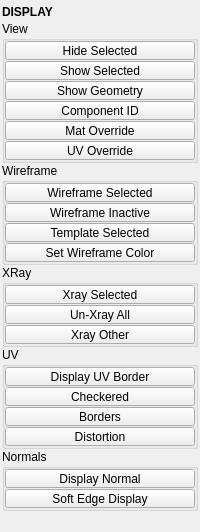
Before: the Qt Designer form tentacle/ui/display.ui in m3trik/tentacle, drawn with Qt 5.
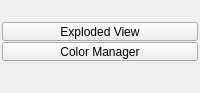
After: the same form once the commit is applied. Custom widgets are drawn as their Qt base class.

What changed in the file:
```diff
--- a/tentacle/ui/display.ui
+++ b/tentacle/ui/display.ui
@@ -10,7 +10,7 @@
     <x>0</x>
     <y>0</y>
     <width>200</width>
-    <height>355</height>
+    <height>93</height>
    </rect>
   </property>
   <property name="tabShape">
@@ -30,6 +30,9 @@
     </size>
    </property>
    <layout class="QVBoxLayout" name="verticalLayout_2">
+    <property name="spacing">
+     <number>2</number>
+    </property>
     <property name="leftMargin">
      <number>2</number>
     </property>
@@ -42,16 +45,13 @@
     <property name="bottomMargin">
      <number>2</number>
     </property>
-    <property name="spacing">
-     <number>2</number>
-    </property>
     <item>
      <layout class="QVBoxLayout" name="verticalLayout">
       <property name="spacing">
-       <number>0</number>
+       <number>1</number>
       </property>
       <item>
-       <widget class="Header" name="header">
+       <widget class="Header" name="header" native="true">
         <property name="minimumSize">
          <size>
           <width>0</width>
@@ -64,532 +64,53 @@
           <bold>true</bold>
          </font>
         </property>
-        <property name="text">
+        <property name="text" stdset="0">
          <string>DISPLAY</string>
         </property>
        </widget>
       </item>
       <item>
-       <widget class="QGroupBox" name="View">
-        <property name="title">
-         <string>View</string>
+       <widget class="QPushButton" name="b013">
+        <property name="minimumSize">
+         <size>
+          <width>0</width>
+          <height>19</height>
+         </size>
         </property>
-        <layout class="QVBoxLayout" name="verticalLayout_3">
-         <property name="spacing">
-          <number>1</number>
-         </property>
-         <property name="leftMargin">
-          <number>0</number>
-         </property>
-         <property name="topMargin">
-          <number>0</number>
-         </property>
-         <property name="rightMargin">
-          <number>0</number>
-         </property>
-         <property name="bottomMargin">
-          <number>0</number>
-         </property>
-         <item>
-          <widget class="QPushButton" name="b002">
-           <property name="minimumSize">
-            <size>
-             <width>0</width>
-             <height>19</height>
-            </size>
-           </property>
-           <property name="maximumSize">
-            <size>
-             <width>16777215</width>
-             <height>19</height>
-            </size>
-           </property>
-           <property name="text">
-            <string>Hide Selected</string>
-           </property>
-          </widget>
-         </item>
-         <item>
-          <widget class="QPushButton" name="b003">
-           <property name="minimumSize">
-            <size>
-             <width>0</width>
-             <height>19</height>
-            </size>
-           </property>
-           <property name="maximumSize">
-            <size>
-             <width>16777215</width>
-             <height>19</height>
-            </size>
-           </property>
-           <property name="text">
-            <string>Show Selected</string>
-           </property>
-          </widget>
-         </item>
-         <item>
-          <widget class="QPushButton" name="b004">
-           <property name="minimumSize">
-            <size>
-             <width>0</width>
-             <height>19</height>
-            </size>
-           </property>
-           <property name="maximumSize">
-            <size>
-             <width>16777215</width>
-             <height>19</height>
-            </size>
-           </property>
-           <property name="text">
-            <string>Show Geometry</string>
-           </property>
-          </widget>
-         </item>
-         <item>
-          <widget class="QPushButton" name="b011">
-           <property name="minimumSize">
-            <size>
-             <width>0</width>
-             <height>19</height>
-            </size>
-           </property>
-           <property name="maximumSize">
-            <size>
-             <width>16777215</width>
-             <height>19</height>
-            </size>
-           </property>
-           <property name="text">
-            <string>Component ID</string>
-           </property>
-          </widget>
-         </item>
-         <item>
-          <widget class="QPushButton" name="b009">
-           <property name="minimumSize">
-            <size>
-             <width>0</width>
-             <height>19</height>
-            </size>
-           </property>
-           <property name="maximumSize">
-            <size>
-             <width>16777215</width>
-             <height>19</height>
-            </size>
-           </property>
-           <property name="toolTip">
-            <string>Material Override</string>
-           </property>
-           <property name="text">
-            <string>Mat Override</string>
-           </property>
-          </widget>
-         </item>
-         <item>
-          <widget class="QPushButton" name="chk000">
-           <property name="minimumSize">
-            <size>
-             <width>0</width>
-             <height>19</height>
-            </size>
-           </property>
-           <property name="maximumSize">
-            <size>
-             <width>16777215</width>
-             <height>19</height>
-            </size>
-           </property>
-           <property name="toolTip">
-            <string>Material Override: Override with UV checker</string>
-           </property>
-           <property name="text">
-            <string>UV Override</string>
-           </property>
-          </widget>
-         </item>
-        </layout>
-       </widget>
-      </item>
-      <item>
-       <widget class="QGroupBox" name="Wireframe">
-        <property name="title">
-         <string>Wireframe</string>
+        <property name="maximumSize">
+         <size>
+          <width>16777215</width>
+          <height>19</height>
+         </size>
         </property>
-        <layout class="QVBoxLayout" name="verticalLayout_6">
-         <property name="spacing">
-          <number>1</number>
-         </property>
-         <property name="leftMargin">
-          <number>0</number>
-         </property>
-         <property name="topMargin">
-          <number>0</number>
-         </property>
-         <property name="rightMargin">
-          <number>0</number>
-         </property>
-         <property name="bottomMargin">
-          <number>0</number>
-         </property>
-         <item>
-          <widget class="QPushButton" name="b001">
-           <property name="minimumSize">
-            <size>
-             <width>0</width>
-             <height>19</height>
-            </size>
-           </property>
-           <property name="maximumSize">
-            <size>
-             <width>16777215</width>
-             <height>19</height>
-            </size>
-           </property>
-           <property name="toolTip">
-            <string>Toggle wireframe on all selected objects.</string>
-           </property>
-           <property name="text">
-            <string>Wireframe Selected</string>
-           </property>
-          </widget>
-         </item>
-         <item>
-          <widget class="QPushButton" name="b012">
-           <property name="minimumSize">
-            <size>
-             <width>0</width>
-             <height>19</height>
-            </size>
-           </property>
-           <property name="maximumSize">
-            <size>
-             <width>16777215</width>
-             <height>19</height>
-            </size>
-           </property>
-           <property name="toolTip">
-            <string>Shaded on active (selected) obhects only</string>
-           </property>
-           <property name="text">
-            <string>Wireframe Inactive</string>
-           </property>
-          </widget>
-         </item>
-         <item>
-          <widget class="QPushButton" name="b021">
-           <property name="minimumSize">
-            <size>
-             <width>0</width>
-             <height>19</height>
-            </size>
-           </property>
-           <property name="maximumSize">
-            <size>
-             <width>16777215</width>
-             <height>19</height>
-            </size>
-           </property>
-           <property name="text">
-            <string>Template Selected</string>
-           </property>
-          </widget>
-         </item>
-         <item>
-          <widget class="QPushButton" name="b000">
-           <property name="minimumSize">
-            <size>
-             <width>0</width>
-             <height>19</height>
-            </size>
-           </property>
-           <property name="maximumSize">
-            <size>
-             <width>16777215</width>
-             <height>19</height>
-            </size>
-           </property>
-           <property name="toolTip">
-            <string>Set the wireframe color of all selected objects.</string>
-           </property>
-           <property name="text">
-            <string>Set Wireframe Color</string>
-           </property>
-          </widget>
-         </item>
-        </layout>
-       </widget>
-      </item>
-      <item>
-       <widget class="QGroupBox" name="XRay">
-        <property name="title">
-         <string>XRay</string>
+        <property name="toolTip">
+         <string>Open the exploded view window.</string>
         </property>
-        <layout class="QVBoxLayout" name="verticalLayout_5">
-         <property name="spacing">
-          <number>1</number>
-         </property>
-         <property name="leftMargin">
-          <number>0</number>
-         </property>
-         <property name="topMargin">
-          <number>0</number>
-         </property>
-         <property name="rightMargin">
-          <number>0</number>
-         </property>
-         <property name="bottomMargin">
-          <number>0</number>
-         </property>
-         <item>
-          <widget class="QPushButton" name="b005">
-           <property name="minimumSize">
-            <size>
-             <width>0</width>
-             <height>19</height>
-            </size>
-           </property>
-           <property name="maximumSize">
-            <size>
-             <width>16777215</width>
-             <height>19</height>
-            </size>
-           </property>
-           <property name="text">
-            <string>Xray Selected</string>
-           </property>
-          </widget>
-         </item>
-         <item>
-          <widget class="QPushButton" name="b006">
-           <property name="minimumSize">
-            <size>
-             <width>0</width>
-             <height>19</height>
-            </size>
-           </property>
-           <property name="maximumSize">
-            <size>
-             <width>16777215</width>
-             <height>19</height>
-            </size>
-           </property>
-           <property name="text">
-            <string>Un-Xray All</string>
-           </property>
-          </widget>
-         </item>
-         <item>
-          <widget class="QPushButton" name="b007">
-           <property name="minimumSize">
-            <size>
-             <width>0</width>
-             <height>19</height>
-            </size>
-           </property>
-           <property name="maximumSize">
-            <size>
-             <width>16777215</width>
-             <height>19</height>
-            </size>
-           </property>
-           <property name="text">
-            <string>Xray Other</string>
-           </property>
-          </widget>
-         </item>
-        </layout>
-       </widget>
-      </item>
-      <item>
-       <widget class="QGroupBox" name="UV">
-        <property name="title">
-         <string>UV</string>
+        <property name="text">
+         <string>Exploded View</string>
         </property>
-        <layout class="QVBoxLayout" name="verticalLayout_7">
-         <property name="spacing">
-          <number>1</number>
-         </property>
-         <property name="leftMargin">
-          <number>0</number>
-         </property>
-         <property name="topMargin">
-          <number>0</number>
-         </property>
-         <property name="rightMargin">
-          <number>0</number>
-         </property>
-         <property name="bottomMargin">
-          <number>0</number>
-         </property>
-         <item>
-          <widget class="QPushButton" name="b022">
-           <property name="minimumSize">
-            <size>
-             <width>0</width>
-             <height>19</height>
-            </size>
-           </property>
-           <property name="maximumSize">
-            <size>
-             <width>16777215</width>
-             <height>19</height>
-            </size>
-           </property>
-           <property name="toolTip">
-            <string>Toggle display of UV shell border edges in the viewport.</string>
-           </property>
-           <property name="text">
-            <string>Display UV Border</string>
-           </property>
-          </widget>
-         </item>
-         <item>
-          <widget class="QPushButton" name="chk014">
-           <property name="minimumSize">
-            <size>
-             <width>0</width>
-             <height>19</height>
-            </size>
-           </property>
-           <property name="maximumSize">
-            <size>
-             <width>16777215</width>
-             <height>19</height>
-            </size>
-           </property>
-           <property name="toolTip">
-            <string>Toggle the UV editor checkered pattern.</string>
-           </property>
-           <property name="text">
-            <string>Checkered</string>
-           </property>
-           <property name="checkable">
-            <bool>true</bool>
-           </property>
-          </widget>
-         </item>
-         <item>
-          <widget class="QPushButton" name="chk015">
-           <property name="minimumSize">
-            <size>
-             <width>0</width>
-             <height>19</height>
-            </size>
-           </property>
-           <property name="maximumSize">
-            <size>
-             <width>16777215</width>
-             <height>19</height>
-            </size>
-           </property>
-           <property name="toolTip">
-            <string>Toggle UV shell border display in the UV editor.</string>
-           </property>
-           <property name="text">
-            <string>Borders</string>
-           </property>
-           <property name="checkable">
-            <bool>true</bool>
-           </property>
-          </widget>
-         </item>
-         <item>
-          <widget class="QPushButton" name="chk016">
-           <property name="minimumSize">
-            <size>
-             <width>0</width>
-             <height>19</height>
-            </size>
-           </property>
-           <property name="maximumSize">
-            <size>
-             <width>16777215</width>
-             <height>19</height>
-            </size>
-           </property>
-           <property name="toolTip">
-            <string>Toggle UV distortion shading in the UV editor.</string>
-           </property>
-           <property name="text">
-            <string>Distortion</string>
-           </property>
-           <property name="checkable">
-            <bool>true</bool>
-           </property>
-          </widget>
-         </item>
-        </layout>
        </widget>
       </item>
       <item>
-       <widget class="QGroupBox" name="Normals">
-        <property name="title">
-         <string>Normals</string>
+       <widget class="QPushButton" name="b014">
+        <property name="minimumSize">
+         <size>
+          <width>0</width>
+          <height>19</height>
+         </size>
         </property>
-        <layout class="QVBoxLayout" name="verticalLayout_8">
-         <property name="spacing">
-          <number>1</number>
-         </property>
-         <property name="leftMargin">
-          <number>0</number>
-         </property>
-         <property name="topMargin">
-          <number>0</number>
-         </property>
-         <property name="rightMargin">
-          <number>0</number>
-         </property>
-         <property name="bottomMargin">
-          <number>0</number>
-         </property>
-         <item>
-          <widget class="QPushButton" name="b024">
-           <property name="minimumSize">
-            <size>
-             <width>0</width>
-             <height>19</height>
-            </size>
-           </property>
-           <property name="maximumSize">
-            <size>
-             <width>16777215</width>
-             <height>19</height>
-            </size>
-           </property>
-           <property name="toolTip">
-            <string>Toggle display of face normals on selected meshes.</string>
-           </property>
-           <property name="text">
-            <string>Display Normal</string>
-           </property>
-          </widget>
-         </item>
-         <item>
-          <widget class="QPushButton" name="b023">
-           <property name="minimumSize">
-            <size>
-             <width>0</width>
-             <height>19</height>
-            </size>
-           </property>
-           <property name="maximumSize">
-            <size>
-             <width>16777215</width>
-             <height>19</height>
-            </size>
-           </property>
-           <property name="toolTip">
-            <string>Toggle soft edge display. Soft edge normals display dotted.</string>
-           </property>
-           <property name="text">
-            <string>Soft Edge Display</string>
-           </property>
-          </widget>
-         </item>
-        </layout>
+        <property name="maximumSize">
+         <size>
+          <width>16777215</width>
+          <height>19</height>
+         </size>
+        </property>
+        <property name="toolTip">
+         <string>Open the color manager window.</string>
+        </property>
+        <property name="text">
+         <string>Color Manager</string>
+        </property>
        </widget>
       </item>
       <item>
@@ -629,8 +150,8 @@
  <customwidgets>
   <customwidget>
    <class>Header</class>
-   <extends>QLabel</extends>
-   <header>uitk.widgets.header.Header.h</header>
+   <extends>QWidget</extends>
+   <header>uitk.widgets.header</header>
   </customwidget>
   <customwidget>
    <class>Footer</class>
```
